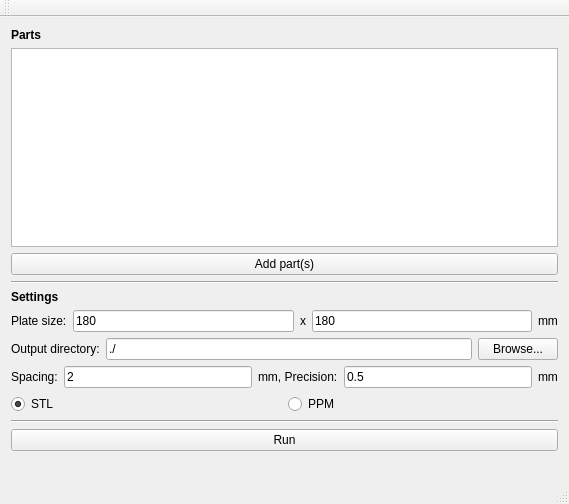
RobotsWar/Plater, file gui/mainwindow.ui: the form before one commit.
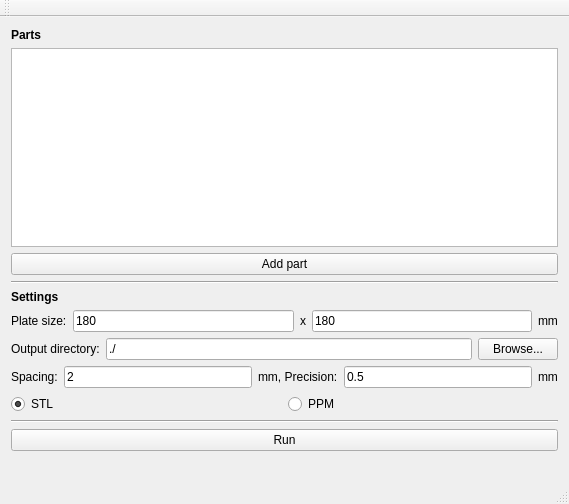
The form after the commit.

Commit message: Adding parts import step

Diff of the .ui file:
```diff
--- a/gui/mainwindow.ui
+++ b/gui/mainwindow.ui
@@ -30,7 +30,7 @@
       <item>
        <widget class="QPushButton" name="partBrowse">
         <property name="text">
-         <string>Add part(s)</string>
+         <string>Add part</string>
         </property>
        </widget>
       </item>
```
Left out of the diff: 2 changed lines with no effect on the pictures. The commit also changes 10 other files.
